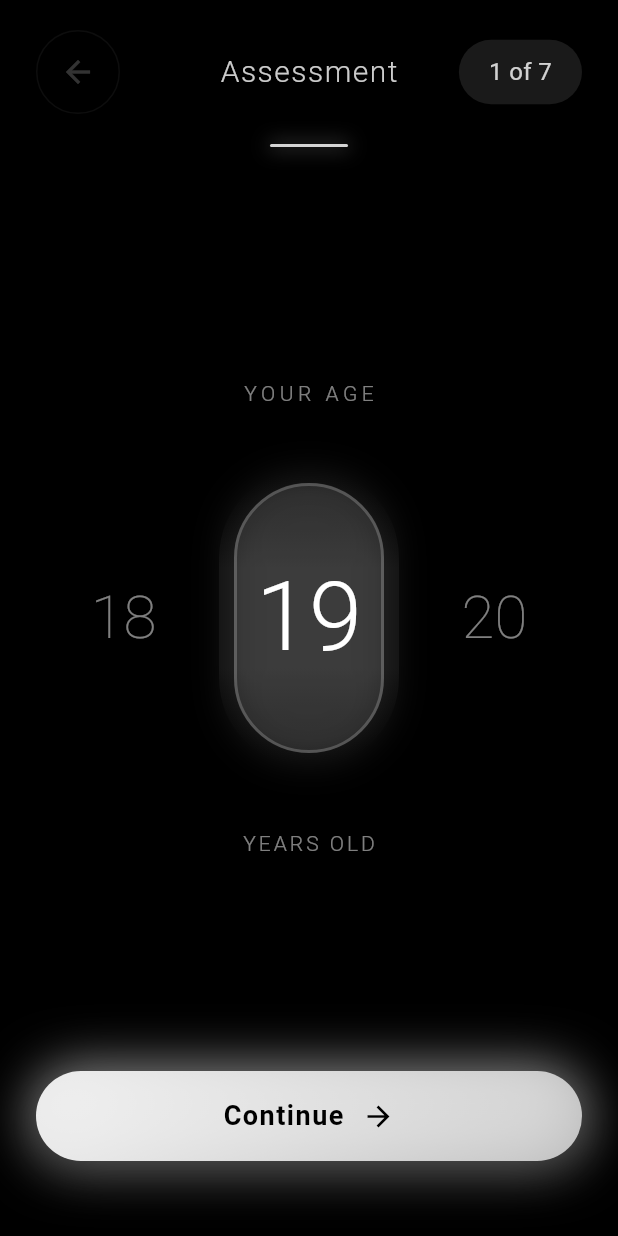
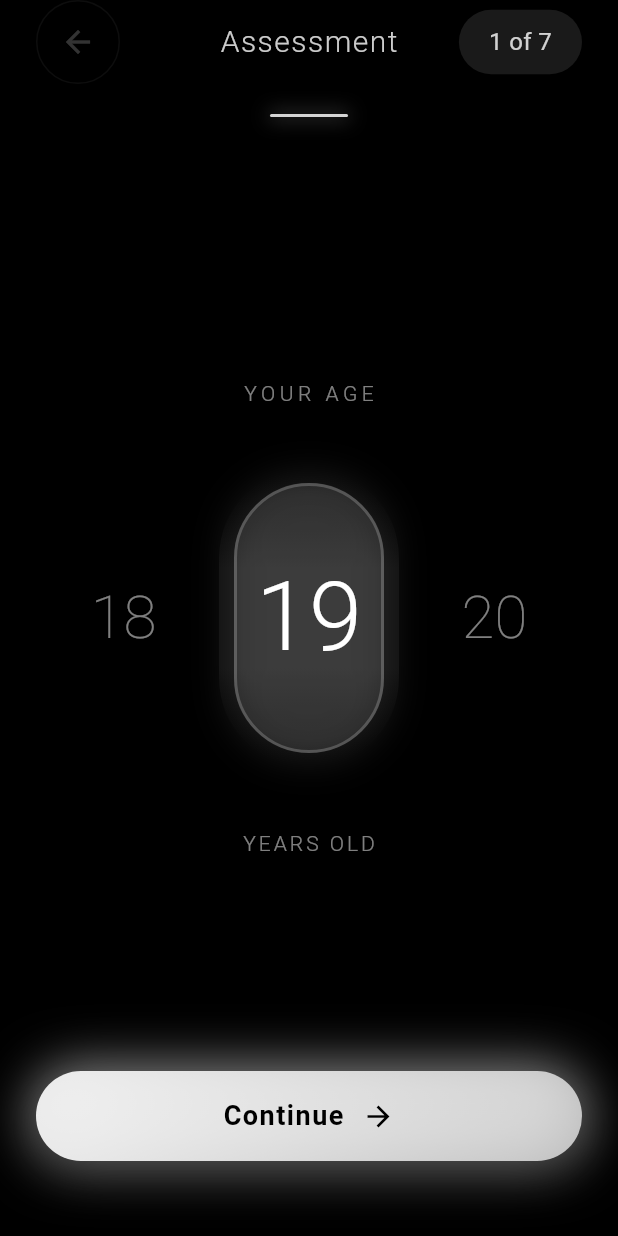
Before and after one commit to M3kko/peakfit-final, a Flutter app: the QuestionnaireScreen screen opened directly, on a phone screen of 412 x 824 dp. Run offline on Flutter 3.47's test engine with Material 3 defaults, Android fonts, the phone set to English and light mode, and no system bars; our stand-ins replace cloud_firestore, cloud_functions, firebase_auth, firebase_core, video_player; accounts and stored records are empty.

Commit message:
Fixed spacing

```diff
--- a/lib/screens/questionnaire/questionnaire_screen.dart
+++ b/lib/screens/questionnaire/questionnaire_screen.dart
@@ -136,28 +136,7 @@ class _QuestionnaireScreenState extends State<QuestionnaireScreen> with TickerPr
       backgroundColor: Colors.black,
       body: Stack(
         children: [
-          // Background gradient
-          Container(
-            decoration: BoxDecoration(
-              gradient: LinearGradient(
-                begin: Alignment.topCenter,
-                end: Alignment.bottomCenter,
-                colors: [
-                  Colors.black,
-                  Colors.grey.shade900.withOpacity(0.5),
-                  Colors.black,
-                ],
-              ),
-            ),
-          ),
-
-          // Main content with navigation overlay
-          Column(
-            children: [
-              // Page content fills the screen
-              Expanded(
-                child: Stack(
-                  children: [
+          // Main page content
           PageView(
             controller: _pageController,
             onPageChanged: (page) {
@@ -165,7 +144,7 @@ class _QuestionnaireScreenState extends State<QuestionnaireScreen> with TickerPr
                 _currentPage = page;
               });
             },
-                      physics: const NeverScrollableScrollPhysics(), // Disable swipe
+            physics: const NeverScrollableScrollPhysics(),
             children: [
               AgePage(
                 onSelected: (value) => _updateResponse('age', value),
@@ -198,42 +177,20 @@ class _QuestionnaireScreenState extends State<QuestionnaireScreen> with TickerPr
             ],
           ),
 
-                    // Navigation overlay
-                    Positioned(
-                      top: 0,
-                      left: 0,
-                      right: 0,
-                      child: SafeArea(
-                        child: Column(
-                          children: [
-                            _buildTopNavigation(),
-                            _buildProgressIndicator(),
-                          ],
-                        ),
-                      ),
-                    ),
-
-                    // Continue button
-                    Positioned(
-                      bottom: 50,
+          // Header directly at top
+          Container(
+            color: Colors.black,
+            padding: EdgeInsets.only(
+              top: MediaQuery.of(context).padding.top, // This accounts for status bar
               left: 24,
               right: 24,
-                      child: _buildContinueButton(),
+              bottom: 20,
             ),
-                  ],
-                ),
-              ),
-            ],
-          ),
-        ],
-      ),
-    );
-  }
-
-  Widget _buildTopNavigation() {
-    return Padding(
-      padding: const EdgeInsets.symmetric(horizontal: 24, vertical: 20),
-      child: Stack(
+            child: Column(
+              mainAxisSize: MainAxisSize.min,
+              children: [
+                // Navigation row
+                Stack(
                   alignment: Alignment.center,
                   children: [
                     Row(
@@ -285,7 +242,7 @@ class _QuestionnaireScreenState extends State<QuestionnaireScreen> with TickerPr
                       ],
                     ),
 
-          // Page title - centered with Stack
+                    // Title
                     Text(
                       'Assessment',
                       style: TextStyle(
@@ -297,13 +254,12 @@ class _QuestionnaireScreenState extends State<QuestionnaireScreen> with TickerPr
                     ),
                   ],
                 ),
-    );
-  }
 
-  Widget _buildProgressIndicator() {
-    return Container(
+                const SizedBox(height: 20),
+
+                // Progress bar
+                Container(
                   height: 2,
-      margin: const EdgeInsets.symmetric(horizontal: 24),
                   decoration: BoxDecoration(
                     color: Colors.white.withOpacity(0.1),
                     borderRadius: BorderRadius.circular(1),
@@ -326,11 +282,17 @@ class _QuestionnaireScreenState extends State<QuestionnaireScreen> with TickerPr
                       ),
                     ),
                   ),
-    );
-  }
+                ),
+              ],
+            ),
+          ),
 
-  Widget _buildContinueButton() {
-    return GestureDetector(
+          // Continue button at bottom
+          Positioned(
+            bottom: 50,
+            left: 24,
+            right: 24,
+            child: GestureDetector(
               onTap: _nextPage,
               onTapDown: (_) => _buttonController.forward(),
               onTapUp: (_) => _buttonController.reverse(),
@@ -394,6 +356,10 @@ class _QuestionnaireScreenState extends State<QuestionnaireScreen> with TickerPr
                   );
                 },
               ),
+            ),
+          ),
+        ],
+      ),
     );
   }
 }
```
Lines whose indentation alone changed are shown as unchanged.
